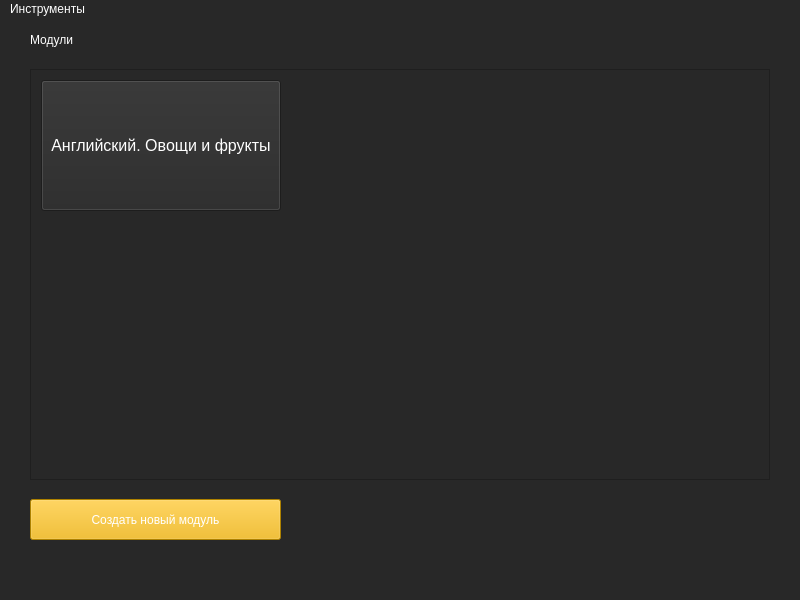
YoungPin1/EzLearn, file Designs/main_window.ui: the form before one commit.
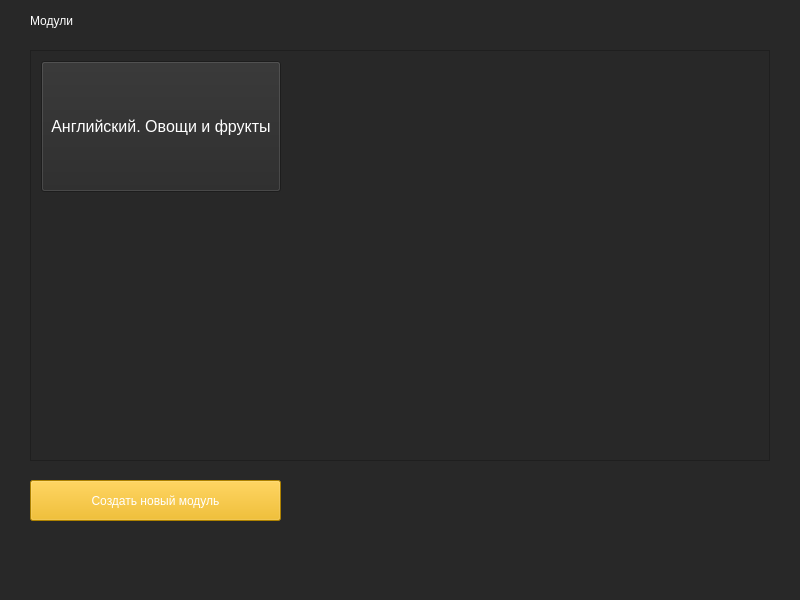
The form after the commit.

Commit message: App design

Patch:
```diff
--- a/Designs/main_window.ui
+++ b/Designs/main_window.ui
@@ -110,14 +110,6 @@
    <property name="styleSheet">
     <string notr="true">color: rgb(255, 255, 255);</string>
    </property>
-   <widget class="QMenu" name="menu">
-    <property name="title">
-     <string>Инструменты</string>
-    </property>
-    <addaction name="action_exit_acc"/>
-    <addaction name="action_exit_app"/>
-   </widget>
-   <addaction name="menu"/>
   </widget>
   <widget class="QStatusBar" name="statusbar"/>
   <action name="action_exit_acc">
```
The commit also changes 7 other files.
